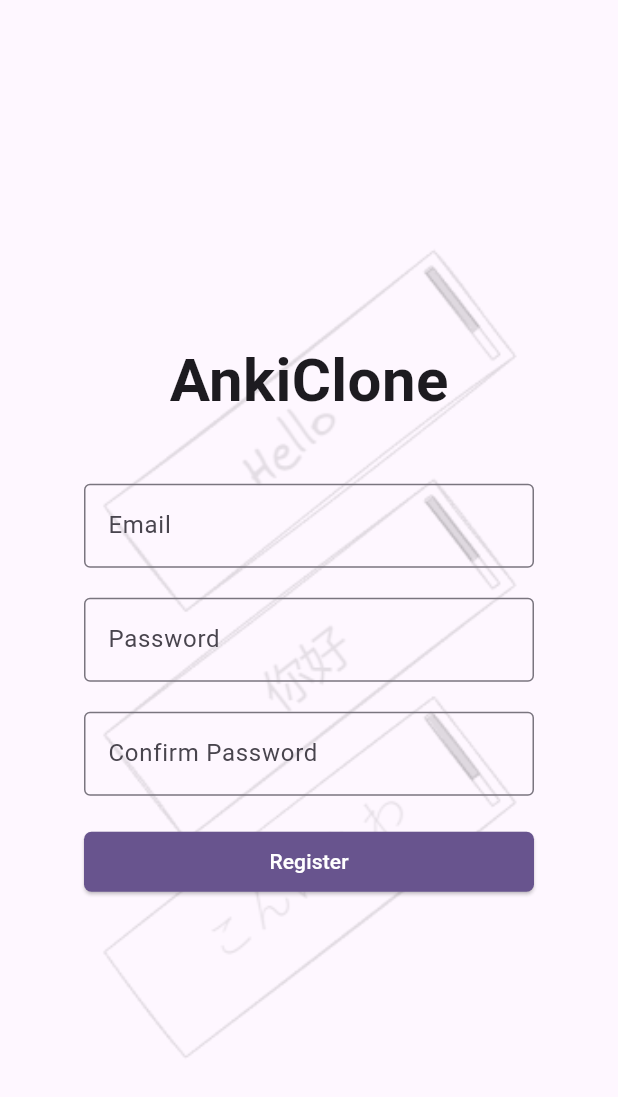
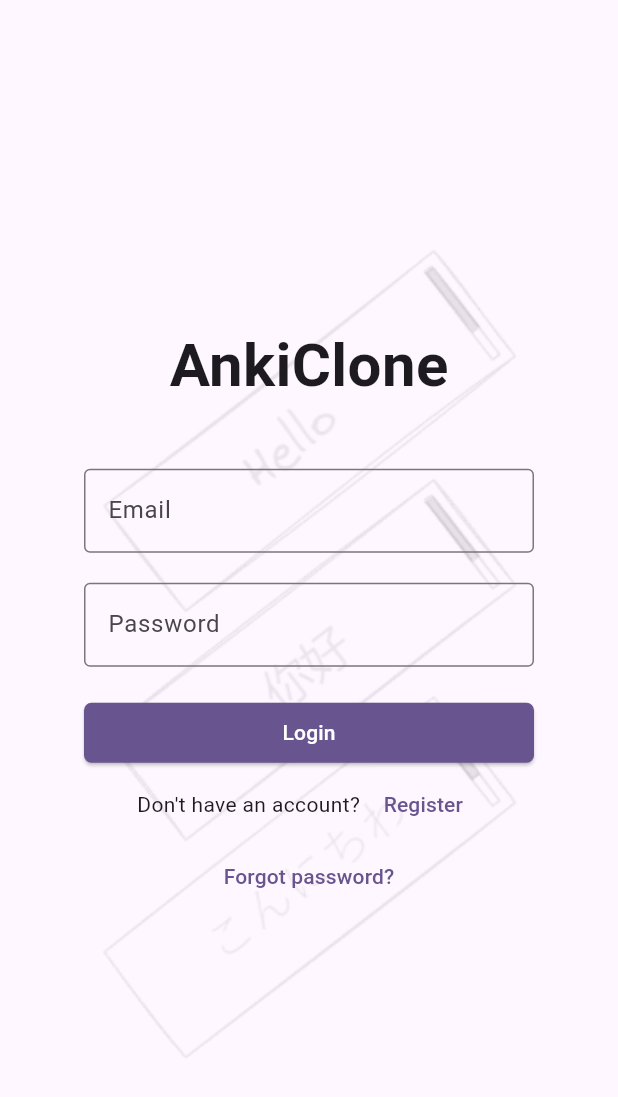
Before and after one commit to SAD-ppt/frontend, a Flutter app: the screen it shows after launch, on a phone screen of 412 x 824 dp. Shown: the top 1097 px of the screen. Run offline on Flutter 3.47's test engine with Material 3 defaults, Android fonts, the phone set to English and light mode, and no system bars; our stand-ins replace bloc, equatable, flutter_bloc; missing offline and left inert: dart:ffi.

Commit message:
add bloc for login screen

```diff
--- a/lib/main.dart
+++ b/lib/main.dart
@@ -1,4 +1,5 @@
 import 'package:flutter/material.dart';
+import 'package:login_screen/login_screen.dart';
 // import 'package:login_screen/login_screen.dart';
 import 'package:register_screen/register_screen.dart';
 // import 'package:main_screen/main_screen.dart';
@@ -35,7 +36,7 @@ class MyApp extends StatelessWidget {
         colorScheme: ColorScheme.fromSeed(seedColor: Colors.deepPurple),
         useMaterial3: true,
       ),
-      home: const RegisterScreen(),
+      home: const LoginScreenLayout()
     );
   }
 }
--- a/packages/ui/login_screen/lib/login_screen.dart
+++ b/packages/ui/login_screen/lib/login_screen.dart
@@ -1,3 +1,3 @@
 library login_screen;
 
-export 'src/login_screen_view.dart';
+export 'src/login_screen_layout.dart';
--- /dev/null
+++ b/packages/ui/login_screen/lib/src/bloc/bloc.dart
@@ -0,0 +1,35 @@
+import 'dart:async';
+
+import 'package:bloc/bloc.dart';
+import 'package:login_screen/src/bloc/event.dart';
+import 'package:login_screen/src/bloc/state.dart';
+
+class LoginScreenBloc extends Bloc<LoginScreenEvent, LoginScreenState> {
+  LoginScreenBloc() : super(const LoginScreenState()) {
+    on<OnLoginButtonPressed>(_onLoginButtonPressed);
+    on<OnRegisterPressed>(_onRegisterPressed);
+    on<OnForgotPasswordPressed>(_onForgotPasswordPressed);
+  }
+
+  FutureOr<void> _onLoginButtonPressed(
+      OnLoginButtonPressed event, Emitter<LoginScreenState> emit) async {
+    emit(const LoginScreenState(state: LoginState.loading));
+    // Call the login service
+    // If the login is successful, emit(LoginState.success)
+    // wait 2 seconds to simulate a network request
+    await Future.delayed(const Duration(seconds: 2));
+    // emit(const LoginScreenState(state: LoginState.success));
+    // If the login fails, emit(LoginState.failure)
+    emit(const LoginScreenState(state: LoginState.failure));
+  }
+
+  FutureOr<void> _onRegisterPressed(
+      OnRegisterPressed event, Emitter<LoginScreenState> emit) {
+    // Navigate to the register screen
+  }
+
+  FutureOr<void> _onForgotPasswordPressed(
+      OnForgotPasswordPressed event, Emitter<LoginScreenState> emit) {
+    // Navigate to the forgot password screen
+  }
+}
--- /dev/null
+++ b/packages/ui/login_screen/lib/src/bloc/event.dart
@@ -0,0 +1,32 @@
+import 'package:equatable/equatable.dart';
+
+class LoginScreenEvent extends Equatable {
+  const LoginScreenEvent();
+
+  @override
+  List<Object> get props => [];
+}
+
+class OnLoginButtonPressed extends LoginScreenEvent {
+  final String email;
+  final String password;
+
+  const OnLoginButtonPressed({required this.email, required this.password});
+
+  @override
+  List<Object> get props => [email, password];
+}
+
+class OnRegisterPressed extends LoginScreenEvent {
+  const OnRegisterPressed();
+
+  @override
+  List<Object> get props => [];
+}
+
+class OnForgotPasswordPressed extends LoginScreenEvent {
+  const OnForgotPasswordPressed();
+
+  @override
+  List<Object> get props => [];
+}
--- /dev/null
+++ b/packages/ui/login_screen/lib/src/bloc/state.dart
@@ -0,0 +1,12 @@
+import 'package:equatable/equatable.dart';
+
+enum LoginState { initial, loading, success, failure }
+
+class LoginScreenState extends Equatable {
+  final LoginState state;
+
+  const LoginScreenState({this.state = LoginState.initial});
+
+  @override
+  List<Object> get props => [state];
+}
--- /dev/null
+++ b/packages/ui/login_screen/lib/src/login_screen_layout.dart
@@ -0,0 +1,37 @@
+import 'package:flutter/material.dart';
+import 'package:flutter_bloc/flutter_bloc.dart';
+import 'package:login_screen/src/bloc/bloc.dart';
+import 'package:login_screen/src/bloc/state.dart';
+import 'package:login_screen/src/login_loading.dart';
+import 'package:login_screen/src/login_screen_view.dart';
+
+class LoginScreenLayout extends StatelessWidget {
+  const LoginScreenLayout({super.key});
+
+  @override
+  Widget build(BuildContext context) {
+    return BlocProvider(
+        create: (context) => LoginScreenBloc(), child: const _LoginScreenLayout());
+  }
+}
+
+class _LoginScreenLayout extends StatelessWidget {
+  const _LoginScreenLayout();
+
+  @override
+  Widget build(BuildContext context) {
+    return BlocBuilder<LoginScreenBloc, LoginScreenState>(
+      builder: (context, state) {
+        if (state.state == LoginState.loading) {
+          return const Scaffold(
+            body: LoginLoading(key: Key('login_loading')),
+          );
+        } else {
+          return const Scaffold(
+            body: LoginScreen(key: Key('login_screen')),
+          );
+        }
+      },
+    );
+  }
+}
--- a/packages/ui/login_screen/lib/src/login_screen_view.dart
+++ b/packages/ui/login_screen/lib/src/login_screen_view.dart
@@ -1,4 +1,8 @@
 import 'package:flutter/material.dart';
+import 'package:flutter_bloc/flutter_bloc.dart';
+import 'package:login_screen/src/bloc/bloc.dart';
+import 'package:login_screen/src/bloc/event.dart';
+import 'package:login_screen/src/bloc/state.dart';
 
 class LoginScreen extends StatelessWidget {
   const LoginScreen({super.key});
@@ -12,8 +16,9 @@ class LoginScreen extends StatelessWidget {
 class _LoginScreenView extends StatelessWidget {
   @override
   Widget build(BuildContext context) {
-    return Scaffold(
-      body: Container(
+    return BlocBuilder<LoginScreenBloc, LoginScreenState>(
+        builder: (context, state) {
+      return Container(
         decoration: const BoxDecoration(
           image: DecorationImage(
             image: AssetImage('images/login_background.png',
@@ -56,7 +61,9 @@ class _LoginScreenView extends StatelessWidget {
               const SizedBox(height: 20),
               ElevatedButton(
                 onPressed: () {
-                  Navigator.pushNamed(context, '/main_screen');
+                  context.read<LoginScreenBloc>().add(
+                      const OnLoginButtonPressed(
+                          email: "aaa", password: "bbb"));
                 },
                 style: ElevatedButton.styleFrom(
                   fixedSize: const Size.fromWidth(300),
@@ -67,9 +74,17 @@ class _LoginScreenView extends StatelessWidget {
                     borderRadius: BorderRadius.circular(5),
                   ),
                 ),
-                child: const Text('Login', style: TextStyle(color: Colors.white),),
+                child: const Text(
+                  'Login',
+                  style: TextStyle(color: Colors.white),
+                ),
               ),
-              const SizedBox(height: 20),
+              // Add a notification overlay alert if login fails
+              if (state.state == LoginState.failure)
+                const Text(
+                  'Login failed, please try again.', // will be replaced with the message from the server later
+                  style: TextStyle(color: Colors.red),
+                ),
               // Text with link to register screen
               Row(
                 mainAxisAlignment: MainAxisAlignment.center,
@@ -77,7 +92,7 @@ class _LoginScreenView extends StatelessWidget {
                   const Text('Don\'t have an account? '),
                   TextButton(
                     onPressed: () {
-                      // Navigator.pushNamed(context, '/register_screen');
+                      context.read().add(const OnRegisterPressed());
                     },
                     child: const Text('Register'),
                   ),
@@ -86,14 +101,15 @@ class _LoginScreenView extends StatelessWidget {
               // Text with link to forgot password screen
               TextButton(
                 onPressed: () {
-                  // Navigator.pushNamed(context, '/forgot_password_screen');
+                  context.read().add(const OnForgotPasswordPressed());
                 },
                 child: const Text('Forgot password?'),
               ),
             ],
           ),
         ),
-      ),
-    );
+        // Add a notification overlay alert if login fails
+      );
+    });
   }
 }
--- a/packages/ui/login_screen/pubspec.yaml
+++ b/packages/ui/login_screen/pubspec.yaml
@@ -8,8 +8,11 @@ environment:
   flutter: ">=1.17.0"
 
 dependencies:
+  bloc: ^8.1.4
+  equatable: ^2.0.5
   flutter:
     sdk: flutter
+  flutter_bloc: ^8.1.5
 
 dev_dependencies:
   flutter_test:
```
Also changed, not shown: packages/ui/login_screen/lib/src/login_loading.dart (added, +24 -0 lines).
